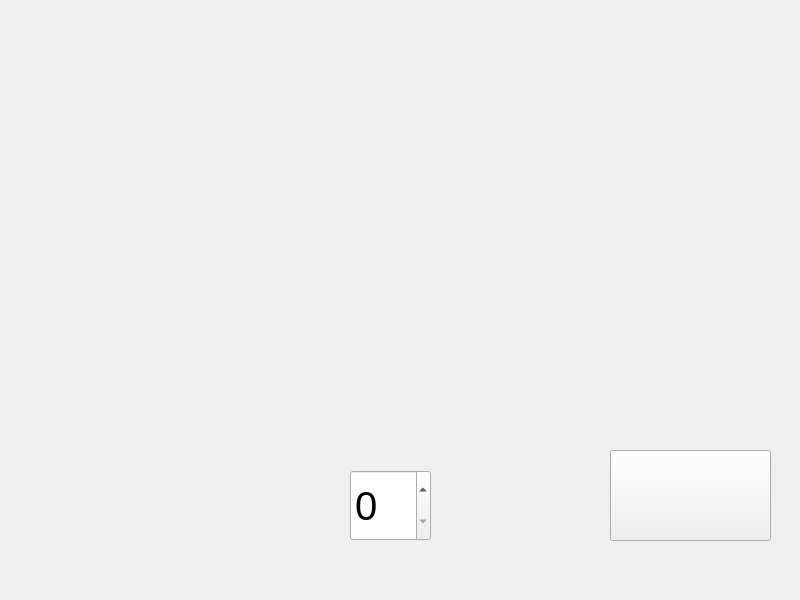
First picture: the form in spacepage_2.ui, repository Pouya3/farm-project, before the edit.
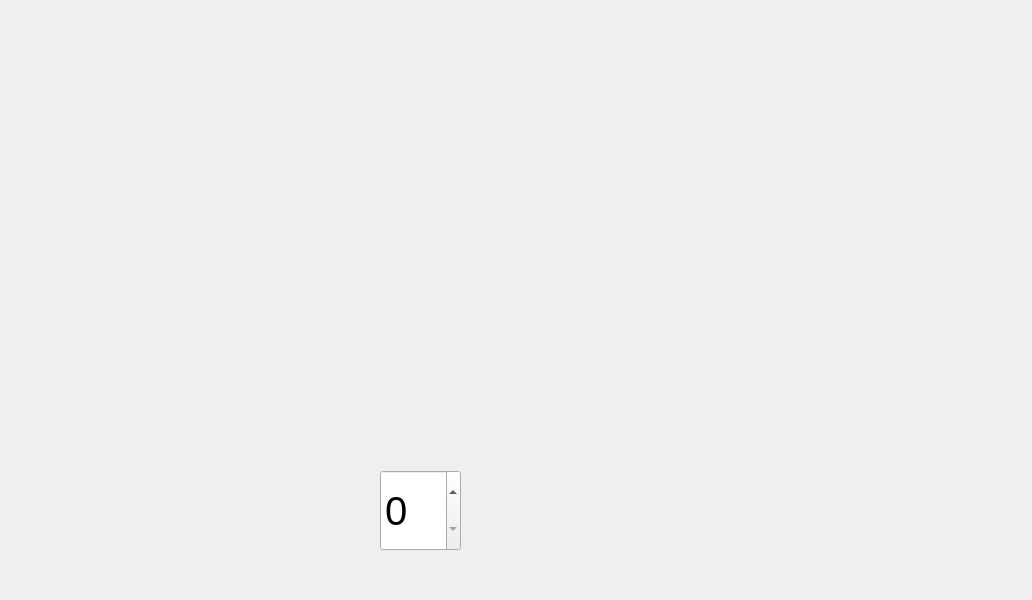
Second picture: the form after the edit.

Commit message: make spacePage_2

```diff
--- a/spacepage_2.ui
+++ b/spacepage_2.ui
@@ -6,21 +6,38 @@
    <rect>
     <x>0</x>
     <y>0</y>
-    <width>800</width>
+    <width>1032</width>
     <height>600</height>
    </rect>
   </property>
   <property name="windowTitle">
    <string>MainWindow</string>
   </property>
+  <property name="styleSheet">
+   <string notr="true">QPushButton{
+
+	background-color:rgba(117,78,0,0);
+	border-radius:25px;
+}
+QPushButton:hover{
+
+background-color:rgba(69,45,3,0.4);
+}
+
+QLabel{
+	
+	color:#381e02;
+
+}</string>
+  </property>
   <widget class="QWidget" name="centralwidget">
    <widget class="QSpinBox" name="spinBox">
     <property name="geometry">
      <rect>
-      <x>350</x>
+      <x>380</x>
       <y>470</y>
       <width>81</width>
-      <height>71</height>
+      <height>81</height>
      </rect>
     </property>
     <property name="font">
@@ -32,10 +49,10 @@
    <widget class="QPushButton" name="pushButton">
     <property name="geometry">
      <rect>
-      <x>610</x>
-      <y>450</y>
-      <width>161</width>
-      <height>91</height>
+      <x>660</x>
+      <y>360</y>
+      <width>221</width>
+      <height>131</height>
      </rect>
     </property>
     <property name="text">
```
The commit also changes 2 other files.
